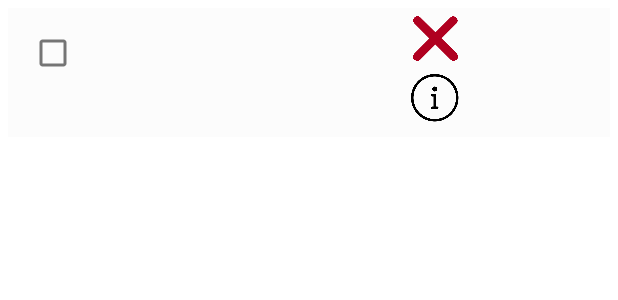
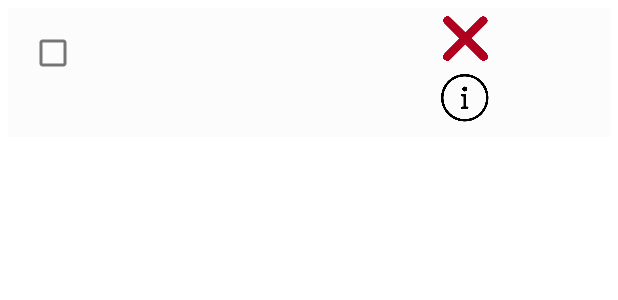
Before and after one commit to Amani215/ShoppingList, an Android app: the layout item_row.xml on its own in the app's theme, with its tools: preview values and no code run, on a phone screen of 412 x 824 dp. Shown: the top 300 px of the screen. Run offline under Robolectric (Android 15) with nearby library versions, the phone set to English and light mode, and no system bars.

Commit message:
Fix: minor fixes

```diff
--- a/app/src/main/res/layout/activity_scrolling.xml
+++ b/app/src/main/res/layout/activity_scrolling.xml
@@ -39,11 +39,11 @@
         android:id="@+id/rvItems"
         android:layout_width="match_parent"
         android:layout_height="match_parent"
+        android:layout_marginTop="20dp"
         android:padding="20dp"
-        android:layout_marginTop="20dp"
+        android:scrollbars="vertical"
         app:layoutManager="androidx.recyclerview.widget.LinearLayoutManager"
-        android:scrollbars="vertical"
-        app:layout_behavior="com.google.android.material.appbar.AppBarLayout$ScrollingViewBehavior"/>
+        app:layout_behavior="com.google.android.material.appbar.AppBarLayout$ScrollingViewBehavior" />
 
     <com.google.android.material.floatingactionbutton.FloatingActionButton
         android:id="@+id/fab"
--- a/app/src/main/res/layout/item_row.xml
+++ b/app/src/main/res/layout/item_row.xml
@@ -3,7 +3,7 @@
     xmlns:app="http://schemas.android.com/apk/res-auto"
     xmlns:tools="http://schemas.android.com/tools"
     android:layout_width="match_parent"
-             android:layout_height="wrap_content">
+    android:layout_height="wrap_content">
 
     <LinearLayout
         android:layout_width="match_parent"
@@ -26,7 +26,7 @@
                 android:text="" />
 
             <LinearLayout
-                android:layout_width="wrap_content"
+                android:layout_width="70dp"
                 android:layout_height="wrap_content"
                 android:layout_marginEnd="10dp"
                 android:orientation="vertical">
```
